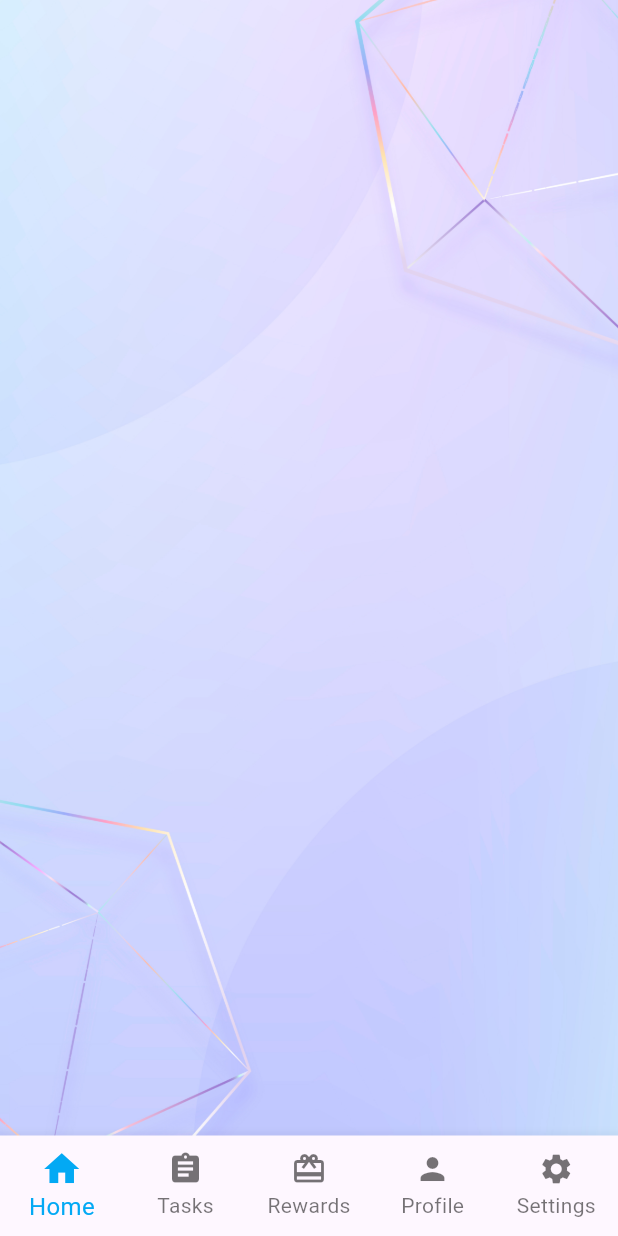
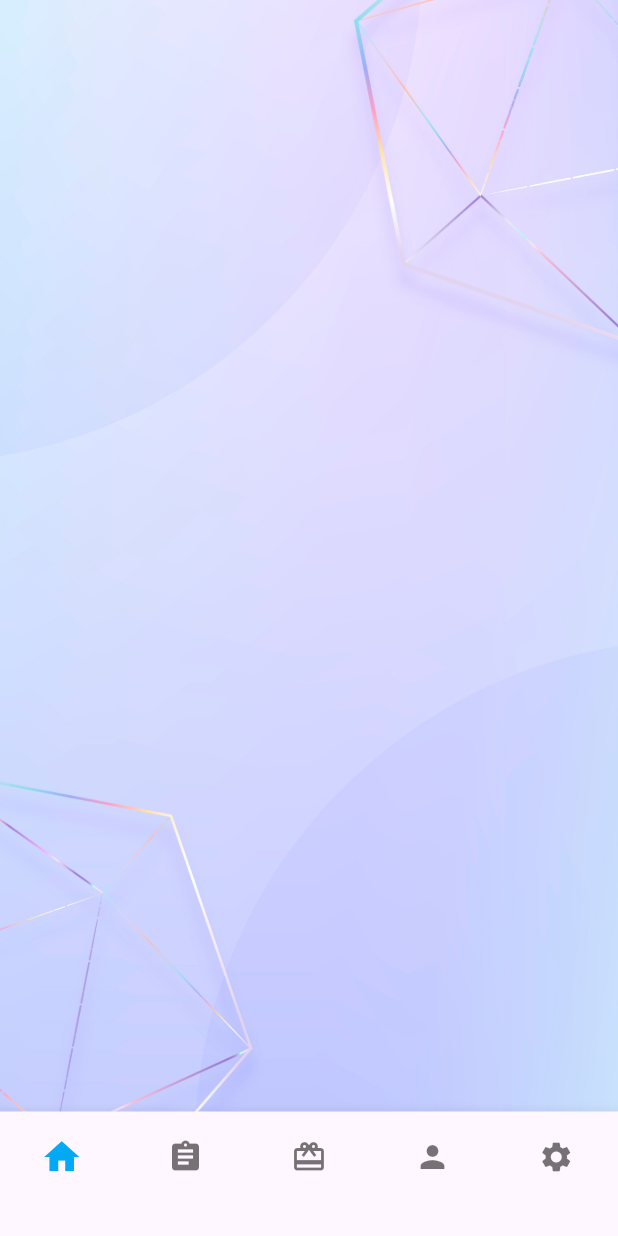
Before and after one commit to X3rtM/RRR-Android-App, a Flutter app: the HomePage screen opened by its route, on a phone screen of 412 x 824 dp. Run offline on Flutter 3.47's test engine with Material 3 defaults, Android fonts, the phone set to English and light mode, and no system bars; our stand-ins replace cloud_firestore, firebase_auth, firebase_core, firebase_storage, fluttertoast, font_awesome_flutter and 4 more; missing offline and left inert: mailer; accounts and stored records are empty.

Commit message:
Updated code

```diff
--- a/lib/features/user_auth/presentation/pages/home_page.dart
+++ b/lib/features/user_auth/presentation/pages/home_page.dart
@@ -147,29 +147,47 @@ class _HomePageState extends State<HomePage> {
       bottomNavigationBar: BottomNavigationBar(
         items: <BottomNavigationBarItem>[
           BottomNavigationBarItem(
-            icon: Icon(Icons.home),
-            label: 'Home',
+            icon: Padding(
+              padding: EdgeInsets.symmetric(vertical: 8), // Adjust vertical padding as needed
+              child: Icon(Icons.home),
+            ),
+            label: '', // Set label to empty string
           ),
           BottomNavigationBarItem(
-            icon: Icon(Icons.assignment),
-            label: 'Tasks',
+            icon: Padding(
+              padding: EdgeInsets.symmetric(vertical: 8), // Adjust vertical padding as needed
+              child: Icon(Icons.assignment),
+            ),
+            label: '', // Set label to empty string
           ),
           if (userType == 'parent')
             BottomNavigationBarItem(
-              icon: Icon(Icons.card_giftcard),
-              label: 'Rewards',
+              icon: Padding(
+                padding: EdgeInsets.symmetric(vertical: 8), // Adjust vertical padding as needed
+                child: Icon(Icons.card_giftcard),
+              ),
+              label: '', // Set label to empty string
             ),
           BottomNavigationBarItem(
-            icon: Icon(userType == 'parent' ? Icons.assignment : Icons.redeem),
-            label: userType == 'parent' ? 'Validation' : 'Rewards',
+            icon: Padding(
+              padding: EdgeInsets.symmetric(vertical: 8), // Adjust vertical padding as needed
+              child: Icon(userType == 'parent' ? Icons.assignment_turned_in : Icons.redeem),
+            ),
+            label: '', // Set label to empty string
           ),
           BottomNavigationBarItem(
-            icon: Icon(Icons.person),
-            label: 'Profile',
+            icon: Padding(
+              padding: EdgeInsets.symmetric(vertical: 8), // Adjust vertical padding as needed
+              child: Icon(Icons.person),
+            ),
+            label: '', // Set label to empty string
           ),
           BottomNavigationBarItem(
-            icon: Icon(Icons.settings),
-            label: 'Settings',
+            icon: Padding(
+              padding: EdgeInsets.symmetric(vertical: 0), // Adjust vertical padding as needed
+              child: Icon(Icons.settings),
+            ),
+            label: '', // Set label to empty string
           ),
         ],
         currentIndex: _selectedIndex,
```
Also changed, not shown: lib/features/user_auth/presentation/pages/TasksPage.dart (+38 -21 lines).
